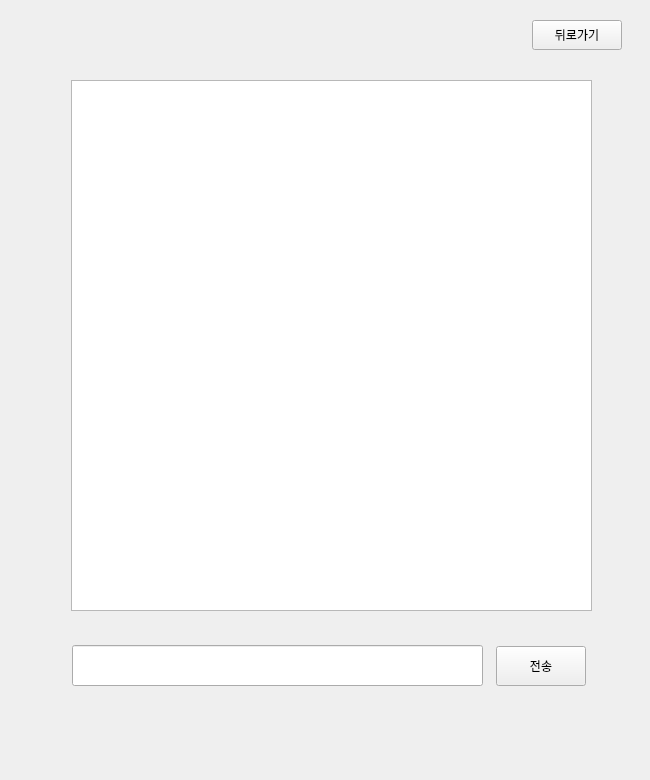
The window that sy_chatclient.ui (soyyoonn/chat) describes before a commit, drawn with Qt 5.
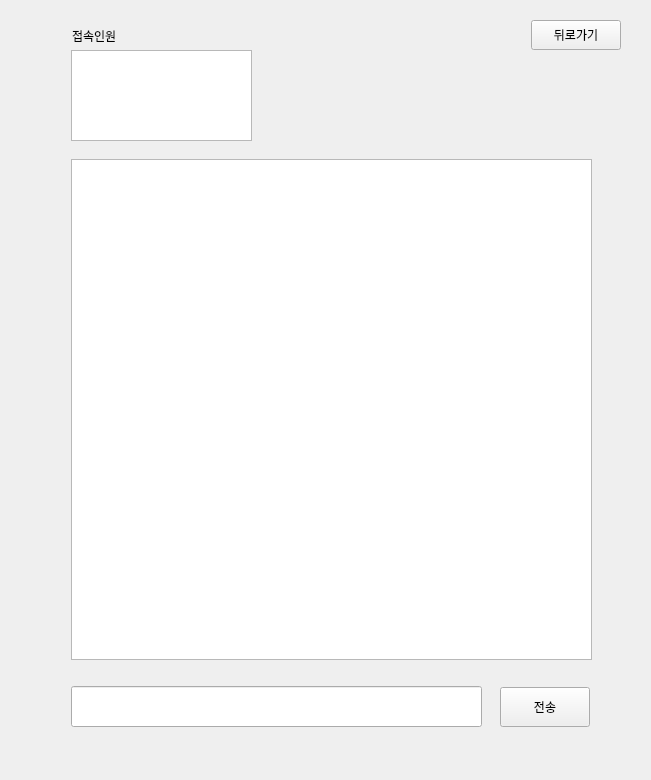
The same window after the commit.

```diff
--- a/sy_chatclient.ui
+++ b/sy_chatclient.ui
@@ -6,7 +6,7 @@
    <rect>
     <x>0</x>
     <y>0</y>
-    <width>650</width>
+    <width>651</width>
     <height>780</height>
    </rect>
   </property>
@@ -16,9 +16,9 @@
   <widget class="QStackedWidget" name="stackedWidget">
    <property name="geometry">
     <rect>
-     <x>2</x>
+     <x>1</x>
      <y>0</y>
-     <width>650</width>
+     <width>651</width>
      <height>780</height>
     </rect>
    </property>
@@ -139,8 +139,8 @@
     <widget class="QPushButton" name="btn_send">
      <property name="geometry">
       <rect>
-       <x>494</x>
-       <y>646</y>
+       <x>499</x>
+       <y>687</y>
        <width>90</width>
        <height>40</height>
       </rect>
@@ -153,7 +153,7 @@
      <property name="geometry">
       <rect>
        <x>70</x>
-       <y>645</y>
+       <y>686</y>
        <width>411</width>
        <height>41</height>
       </rect>
@@ -175,13 +175,36 @@
     <widget class="QListWidget" name="receivemessage">
      <property name="geometry">
       <rect>
-       <x>69</x>
-       <y>80</y>
+       <x>70</x>
+       <y>159</y>
        <width>521</width>
-       <height>531</height>
+       <height>501</height>
       </rect>
      </property>
     </widget>
+    <widget class="QListWidget" name="chatmember">
+     <property name="geometry">
+      <rect>
+       <x>70</x>
+       <y>50</y>
+       <width>181</width>
+       <height>91</height>
+      </rect>
+     </property>
+    </widget>
+    <widget class="QLabel" name="label_3">
+     <property name="geometry">
+      <rect>
+       <x>71</x>
+       <y>25</y>
+       <width>51</width>
+       <height>21</height>
+      </rect>
+     </property>
+     <property name="text">
+      <string>접속인원</string>
+     </property>
+    </widget>
    </widget>
   </widget>
  </widget>
```
Left out of the diff: 14 changed lines with no effect on the pictures.
